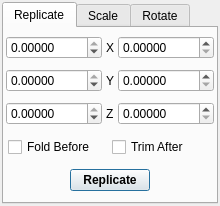
The window that src/gui/celltransform.ui (trisyoungs/aten) describes before a commit, drawn with Qt 5.
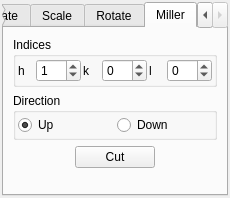
The same window after the commit. The open tabs and pages were chosen to show the change. Icons and pictures are not drawn.

Commit message: Rewrote Model::selectOverlaps() to use bonding cuboids for efficiency. Added basic GUI functions and code stubs for performing Miller plane cuts.

```diff
--- a/src/gui/celltransform.ui
+++ b/src/gui/celltransform.ui
@@ -5,8 +5,8 @@
    <rect>
     <x>0</x>
     <y>0</y>
-    <width>220</width>
-    <height>206</height>
+    <width>230</width>
+    <height>198</height>
    </rect>
   </property>
   <property name="windowTitle" >
@@ -803,6 +803,201 @@
        </item>
       </layout>
      </widget>
+     <widget class="QWidget" name="MillerTab" >
+      <attribute name="title" >
+       <string>Miller</string>
+      </attribute>
+      <layout class="QVBoxLayout" >
+       <property name="margin" >
+        <number>9</number>
+       </property>
+       <property name="spacing" >
+        <number>6</number>
+       </property>
+       <item>
+        <widget class="QGroupBox" name="MillerIndicesGroup" >
+         <property name="title" >
+          <string>Indices</string>
+         </property>
+         <layout class="QHBoxLayout" >
+          <property name="margin" >
+           <number>2</number>
+          </property>
+          <property name="spacing" >
+           <number>4</number>
+          </property>
+          <item>
+           <layout class="QGridLayout" >
+            <property name="margin" >
+             <number>0</number>
+            </property>
+            <property name="spacing" >
+             <number>2</number>
+            </property>
+            <item row="0" column="1" >
+             <widget class="QSpinBox" name="MillerHSpin" >
+              <property name="minimum" >
+               <number>-99</number>
+              </property>
+              <property name="value" >
+               <number>1</number>
+              </property>
+             </widget>
+            </item>
+            <item row="0" column="4" >
+             <widget class="QLabel" name="label_6" >
+              <property name="sizePolicy" >
+               <sizepolicy>
+                <hsizetype>1</hsizetype>
+                <vsizetype>5</vsizetype>
+                <horstretch>0</horstretch>
+                <verstretch>0</verstretch>
+               </sizepolicy>
+              </property>
+              <property name="text" >
+               <string>l</string>
+              </property>
+             </widget>
+            </item>
+            <item row="0" column="0" >
+             <widget class="QLabel" name="label_4" >
+              <property name="sizePolicy" >
+               <sizepolicy>
+                <hsizetype>1</hsizetype>
+                <vsizetype>5</vsizetype>
+                <horstretch>0</horstretch>
+                <verstretch>0</verstretch>
+               </sizepolicy>
+              </property>
+              <property name="text" >
+               <string>h</string>
+              </property>
+             </widget>
+            </item>
+            <item row="0" column="3" >
+             <widget class="QSpinBox" name="MillerKSpin" >
+              <property name="minimum" >
+               <number>-99</number>
+              </property>
+             </widget>
+            </item>
+            <item row="0" column="2" >
+             <widget class="QLabel" name="label_5" >
+              <property name="sizePolicy" >
+               <sizepolicy>
+                <hsizetype>1</hsizetype>
+                <vsizetype>5</vsizetype>
+                <horstretch>0</horstretch>
+                <verstretch>0</verstretch>
+               </sizepolicy>
+              </property>
+              <property name="text" >
+               <string>k</string>
+              </property>
+             </widget>
+            </item>
+            <item row="0" column="5" >
+             <widget class="QSpinBox" name="MillerLSpin" >
+              <property name="minimum" >
+               <number>-99</number>
+              </property>
+             </widget>
+            </item>
+           </layout>
+          </item>
+         </layout>
+        </widget>
+       </item>
+       <item>
+        <widget class="QGroupBox" name="MillerCutDirectionGroup" >
+         <property name="title" >
+          <string>Direction</string>
+         </property>
+         <layout class="QHBoxLayout" >
+          <property name="margin" >
+           <number>2</number>
+          </property>
+          <property name="spacing" >
+           <number>4</number>
+          </property>
+          <item>
+           <widget class="QRadioButton" name="MillerCutUpRadio" >
+            <property name="text" >
+             <string>Up</string>
+            </property>
+            <property name="checked" >
+             <bool>true</bool>
+            </property>
+           </widget>
+          </item>
+          <item>
+           <widget class="QRadioButton" name="MillerCutDownRadio" >
+            <property name="text" >
+             <string>Down</string>
+            </property>
+           </widget>
+          </item>
+         </layout>
+        </widget>
+       </item>
+       <item>
+        <layout class="QHBoxLayout" >
+         <property name="margin" >
+          <number>0</number>
+         </property>
+         <property name="spacing" >
+          <number>6</number>
+         </property>
+         <item>
+          <spacer>
+           <property name="orientation" >
+            <enum>Qt::Horizontal</enum>
+           </property>
+           <property name="sizeHint" >
+            <size>
+             <width>40</width>
+             <height>20</height>
+            </size>
+           </property>
+          </spacer>
+         </item>
+         <item>
+          <widget class="QPushButton" name="MillerCutButton" >
+           <property name="text" >
+            <string>Cut</string>
+           </property>
+          </widget>
+         </item>
+         <item>
+          <spacer>
+           <property name="orientation" >
+            <enum>Qt::Horizontal</enum>
+           </property>
+           <property name="sizeHint" >
+            <size>
+             <width>40</width>
+             <height>20</height>
+            </size>
+           </property>
+          </spacer>
+         </item>
+        </layout>
+       </item>
+       <item>
+        <spacer>
+         <property name="orientation" >
+          <enum>Qt::Vertical</enum>
+         </property>
+         <property name="sizeHint" >
+          <size>
+           <width>20</width>
+           <height>40</height>
+          </size>
+         </property>
+        </spacer>
+       </item>
+      </layout>
+     </widget>
     </widget>
    </item>
   </layout>
```
Left out of the diff: 20 changed lines with no effect on the pictures. The commit also changes 13 other files.
